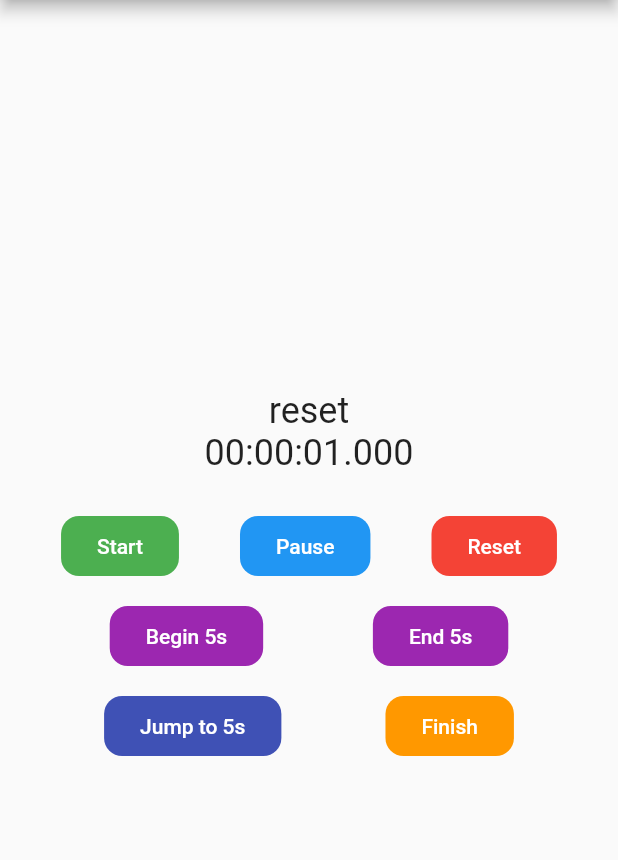
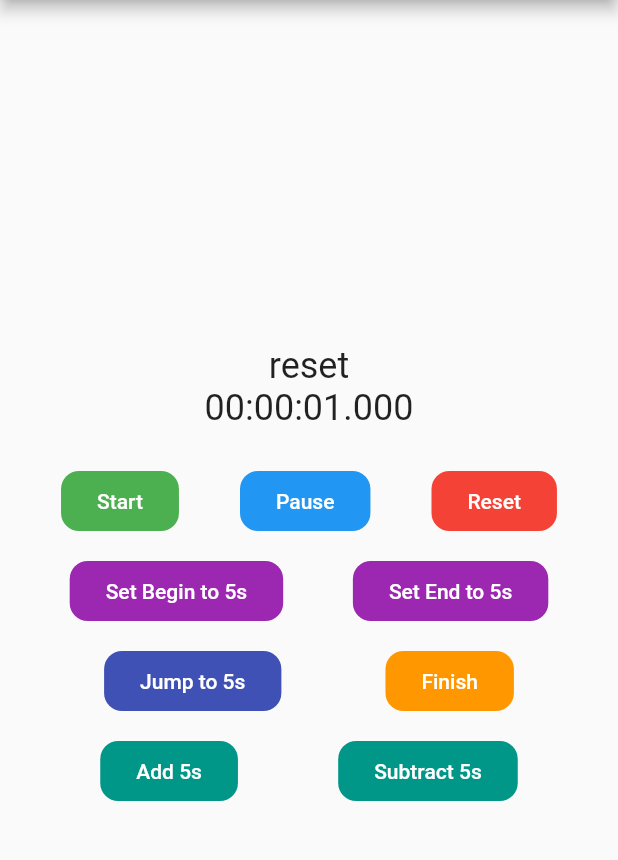
Before and after one commit to federicodesia/custom_timer, a Flutter app: the screen it shows after launch, on a phone screen of 412 x 824 dp, the part 84-944 px from its top. Run offline on Flutter 3.47's test engine with Material 2 defaults, Android fonts, the phone set to English and light mode, and no system bars.

Commit message:
Functions to increase/decrease the remaining time

```diff
--- a/example/lib/main.dart
+++ b/example/lib/main.dart
@@ -73,12 +73,12 @@ class _MyAppState extends State<MyApp> with SingleTickerProviderStateMixin {
               mainAxisAlignment: MainAxisAlignment.spaceEvenly,
               children: [
                 RoundedButton(
-                  text: "Begin 5s",
+                  text: "Set Begin to 5s",
                   color: Colors.purple,
                   onPressed: () => _controller.begin = Duration(seconds: 5),
                 ),
                 RoundedButton(
-                  text: "End 5s",
+                  text: "Set End to 5s",
                   color: Colors.purple,
                   onPressed: () => _controller.end = Duration(seconds: 5),
                 ),
@@ -97,6 +97,22 @@ class _MyAppState extends State<MyApp> with SingleTickerProviderStateMixin {
                   text: "Finish",
                   color: Colors.orange,
                   onPressed: () => _controller.finish(),
+                )
+              ],
+            ),
+            SizedBox(height: 12.0),
+            Row(
+              mainAxisAlignment: MainAxisAlignment.spaceEvenly,
+              children: [
+                RoundedButton(
+                  text: "Add 5s",
+                  color: Colors.teal,
+                  onPressed: () => _controller.add(Duration(seconds: 5)),
+                ),
+                RoundedButton(
+                  text: "Subtract 5s",
+                  color: Colors.teal,
+                  onPressed: () => _controller.subtract(Duration(seconds: 5)),
                 )
               ],
             )
--- a/lib/src/custom_timer_controller.dart
+++ b/lib/src/custom_timer_controller.dart
@@ -172,6 +172,16 @@ class CustomTimerController extends ChangeNotifier {
       _pause();
   }
 
+  /// Function to increase the remaining time.
+  void add(Duration duration) {
+    jumpTo(_remaining.value.duration + duration);
+  }
+
+  /// Function to decrease the remaining time.
+  void subtract(Duration duration) {
+    jumpTo(_remaining.value.duration - duration);
+  }
+
   @override
   void dispose() {
     _animation.removeListener(_listener);
--- a/pubspec.yaml
+++ b/pubspec.yaml
@@ -1,6 +1,6 @@
 name: custom_timer
 description: A Flutter package to create a customizable timer with controller.
-version: 0.2.1
+version: 0.2.2
 homepage: https://github.com/federicodesia/custom_timer
 
 environment:
```
Also changed, not shown: example/pubspec.lock, 2 other files.
